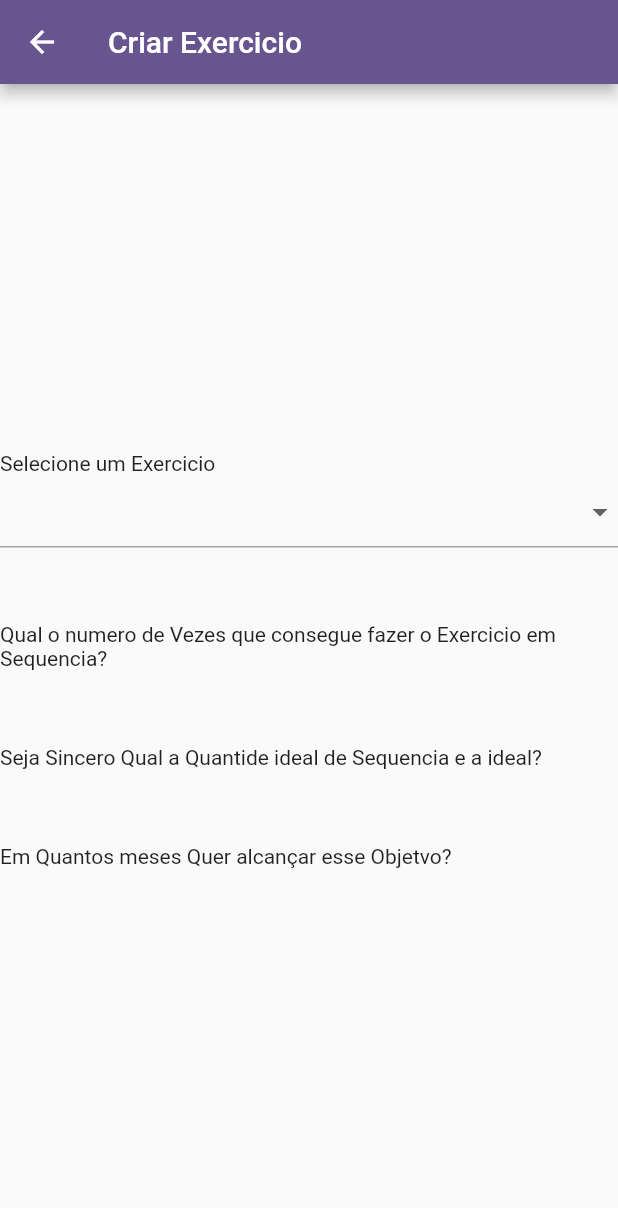
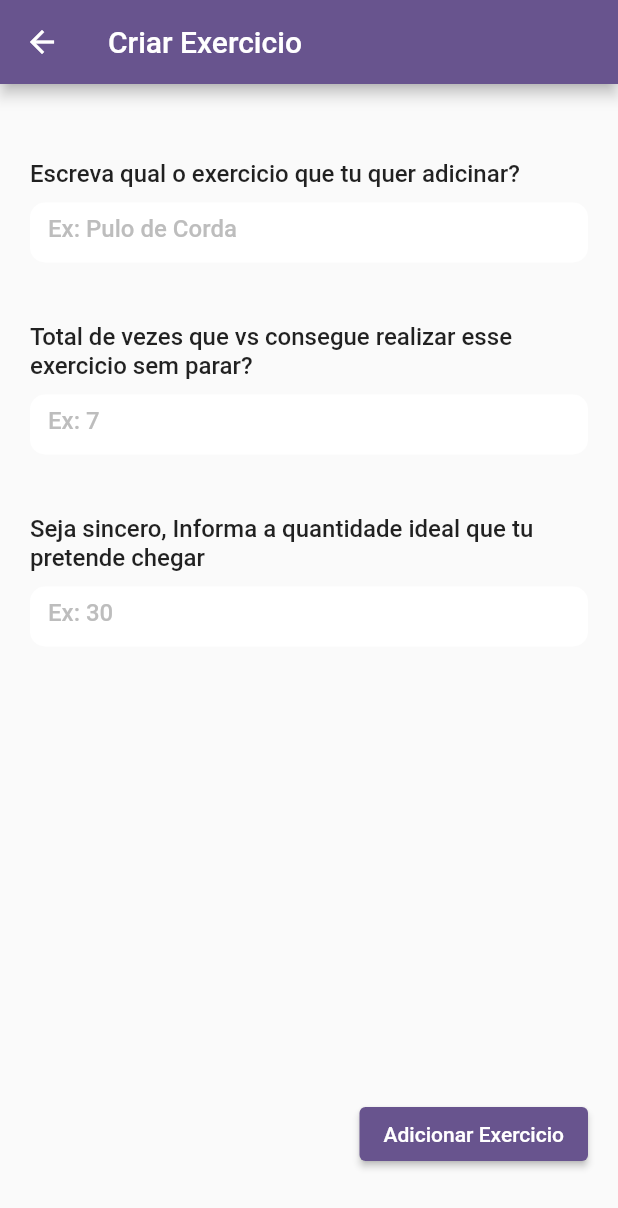
Before and after one commit to Raf-Alcides/help_training_mobile, a Flutter app: the screen it shows after launch, after a tap on the "add" icon, on a phone screen of 412 x 824 dp. Shown: the top 1208 px of the screen. Run offline on Flutter 3.47's test engine with Material 2 defaults, Android fonts, the phone set to English and light mode, and no system bars.

Commit message:
Atualização

```diff
--- a/lib/help_training.dart
+++ b/lib/help_training.dart
@@ -10,7 +10,7 @@ class HelpTraining extends StatelessWidget {
       theme: ThemeData(
         colorScheme: ColorScheme.fromSeed(seedColor: Colors.deepPurple),
       ),
-      home:  HomePage(),
+      home:  const HomePage(),
     );
   }
 }
--- a/lib/main.dart
+++ b/lib/main.dart
@@ -1,5 +1,3 @@
 import 'package:flutter/material.dart';
-
 import 'help_training.dart';
-
 void main() => runApp(const HelpTraining());
--- a/lib/pages/add_exercise_page.dart
+++ b/lib/pages/add_exercise_page.dart
@@ -1,118 +1,144 @@
 import 'package:flutter/material.dart';
 
+import 'package:help_training_mobile/component/card_exercise.dart';
+
 class CreateExercisePage extends StatefulWidget {
-  String _value = '';
-
-  CreateExercisePage({super.key});
-
+  const CreateExercisePage({super.key});
   @override
   State<CreateExercisePage> createState() => _CreateExercisePageState();
 }
 
 class _CreateExercisePageState extends State<CreateExercisePage> {
+  TextEditingController nameExerciseController = TextEditingController();
+  TextEditingController countController = TextEditingController();
+  TextEditingController metaCountController = TextEditingController();
+
   @override
   Widget build(BuildContext context) {
+    double size = MediaQuery.of(context).size.height;
+    const textStyle = TextStyle(
+      fontSize: 16,
+      fontWeight: FontWeight.w500,
+    );
+    int initial = int.tryParse(countController.text) ?? 0;
+    int meta = int.tryParse(metaCountController.text) ?? 0;
+    String nameExercise = nameExerciseController.text;
+
     return Scaffold(
       appBar: AppBar(
         title: const Text('Criar Exercicio'),
       ),
-      body: Column(
-        mainAxisAlignment: MainAxisAlignment.center,
+      body: SingleChildScrollView(
+        child: SizedBox(
+          height: size,
+          child: Padding(
+            padding: const EdgeInsets.only(
+                top: 50, left: 20, right: 20, bottom: 100),
+            child: Column(
+              mainAxisAlignment: MainAxisAlignment.start,
               crossAxisAlignment: CrossAxisAlignment.start,
               children: [
-          Text('Selecione um Exercicio'),
-          _DropdownWidget(
-              selectedValue: widget._value,
-              onChanged: (val) {
+                const Text(
+                  'Escreva qual o exercicio que tu quer adicinar?',
+                  style: textStyle,
+                ),
+                _input(
+                  controller: nameExerciseController,
+                  hintText: 'Ex: Pulo de Corda',
+                ),
+                const SizedBox(
+                  height: 30,
+                ),
+                const Text(
+                  'Total de vezes que vs consegue realizar esse exercicio sem parar?',
+                  style: textStyle,
+                ),
+                _input(
+                  controller: countController,
+                  hintText: 'Ex: 7',
+                ),
+                const SizedBox(
+                  height: 30,
+                ),
+                const Text(
+                  'Seja sincero, Informa a quantidade ideal que tu pretende chegar',
+                  style: textStyle,
+                ),
+                _input(
+                  controller: metaCountController,
+                  hintText: 'Ex: 30',
+                ),
+                const SizedBox(
+                  height: 30,
+                ),
+                Expanded(
+                  child: Align(
+                      alignment: Alignment.bottomRight,
+                      child: ElevatedButton(
+                          onPressed: () {
+                            CardExercise exercise = CardExercise(
+                              title: '$nameExercise $initial vezes',
+                              value: initial / meta,
+                              icon: Icon(
+                                Icons.check,
+                                color: initial != meta
+                                    ? Colors.green[700]
+                                    : Colors.grey[400],
+                              ),
+                              onPressed: () {
                                 setState(() {
-                  widget._value = val as String;
+                                  initial++;
                                 });
-              }),
-          const SizedBox(
-            height: 50,
+                              },
+                            );
+
+                            Navigator.of(context).pop(exercise);
+                          },
+                          child: const Text('Adicionar Exercicio'))),
+                )
+              ],
             ),
-          Text(
-              'Qual o numero de Vezes que consegue fazer o Exercicio em Sequencia?'),
-          const SizedBox(
-            height: 50,
           ),
-          Text('Seja Sincero Qual a Quantide ideal de Sequencia e a ideal?'),
-          const SizedBox(
-            height: 50,
         ),
-          Text('Em Quantos meses Quer alcançar esse Objetvo?')
-        ],
       ),
     );
   }
 }
 
-class _DropdownBottonWidget extends StatefulWidget {
-  final void Function() onChanged;
-  final int selectedValue;
+// ignore: camel_case_types
+class _input extends StatelessWidget {
+  final TextEditingController controller;
+  final String hintText;
 
-  const _DropdownBottonWidget({
+  const _input({
     Key? key,
-    required this.selectedValue,
-    required this.onChanged,
+    required this.controller,
+    required this.hintText,
   }) : super(key: key);
 
   @override
-  State<_DropdownWidget> createState() => _DropdownWidgetState();
-}
-
-class _DropdownWidgetState extends State<_DropdownWidget> {
-  @override
   Widget build(BuildContext context) {
-    return DropdownButtonFormField(
-        items: listExercises.map((e) {
-          return DropdownMenuItem(
-            value: e,
-            child: Text(e),
+    return Padding(
+      padding: const EdgeInsets.symmetric(vertical: 10),
+      child: SizedBox(
+        height: 40,
+        child: TextFormField(
+          controller: controller,
+          decoration: InputDecoration(
+            filled: true,
+            fillColor: Colors.white,
+            isDense: true,
+            hintText: hintText,
+            hintStyle: TextStyle(
+                fontSize: 16,
+                fontWeight: FontWeight.w500,
+                color: Colors.grey[400]),
+            border: OutlineInputBorder(
+                borderRadius: BorderRadius.circular(10),
+                borderSide: BorderSide.none),
+          ),
+        ),
+      ),
     );
-        }).toList(),
-        value: widget.selectedValue,
-        onChanged: widget.onChanged);
   }
 }
-
-class _DropdownWidget extends StatefulWidget {
-  final void Function(String?) onChanged;
-  final String selectedValue;
-
-  const _DropdownWidget({
-    Key? key,
-    required this.selectedValue,
-    required this.onChanged,
-  }) : super(key: key);
-
-  @override
-  State<_DropdownWidget> createState() => _DropdownWidgetState();
-}
-
-class _DropdownBottonWidgetState extends State<_DropdownWidget> {
-  @override
-  Widget build(BuildContext context) {
-    return DropdownButton(
-        items: number.map((e) {
-          return DropdownMenuItem(
-
-            child: Text(e),
-          );
-        }).toList(),
-        value: widget.selectedValue,
-        onChanged: widget.onChanged);
-  }
-}
-
-List number = List.generate(100, (index) => index);
-
-List<String> listExercises = const [
-  'Barra Fixa',
-  'Agachamento',
-  'Elevação Pelvica',
-  'Abdominal',
-  'Mergulho no banco',
-  'Barra parelala',
-  'Burpee',
-];
--- a/lib/pages/home_page.dart
+++ b/lib/pages/home_page.dart
@@ -2,17 +2,15 @@ import 'package:flutter/material.dart';
 import 'package:help_training_mobile/component/card_exercise.dart';
 import 'package:help_training_mobile/pages/add_exercise_page.dart';
 
+class HomePage extends StatefulWidget {
+  const HomePage({super.key});
 
-class HomePage extends StatefulWidget {
-
-  HomePage({super.key});
-  List<CardExercise> myExercises = [];
   @override
   State<HomePage> createState() => _HomePageState();
 }
 
 class _HomePageState extends State<HomePage> {
-
+  List<CardExercise> myExercises = [];
 
   @override
   Widget build(BuildContext context) {
@@ -20,7 +18,7 @@ class _HomePageState extends State<HomePage> {
       appBar: AppBar(
         title: const Text('Treinos'),
       ),
-      body: widget.myExercises.isEmpty
+      body: myExercises.isEmpty
           ? Column(
               mainAxisAlignment: MainAxisAlignment.center,
               crossAxisAlignment: CrossAxisAlignment.stretch,
@@ -44,15 +42,25 @@ class _HomePageState extends State<HomePage> {
                 )
               ],
             )
-          : ListView.builder(
-            itemCount: widget.myExercises.length,
-            itemBuilder: (_, index) {
-              return const CardExercise();
-            }),
+          : ListView.separated(
+              separatorBuilder: (_, __) => const SizedBox(height: 20),
+
+              itemCount: myExercises.length,
+              itemBuilder: (_, index) {
+
+                return myExercises[index];
+              } ,
+            ),
       floatingActionButton: FloatingActionButton(
-          onPressed: () {
-            Navigator.push(context, MaterialPageRoute(builder: (_) =>  CreateExercisePage()));
-
+          onPressed: () async {
+            Navigator.push(
+              context,
+              MaterialPageRoute(
+                builder: (_) => const CreateExercisePage(),
+              ),
+            ).then((value) => setState(() {
+                  myExercises.add(value);
+                }));
           },
           child: const Icon(
             Icons.add,
```
Also changed, not shown: lib/component/card_exercise.dart (+52 -148 lines), lib/models/exercise.dart (+6 -4 lines). Lines whose indentation alone changed are shown as unchanged.
